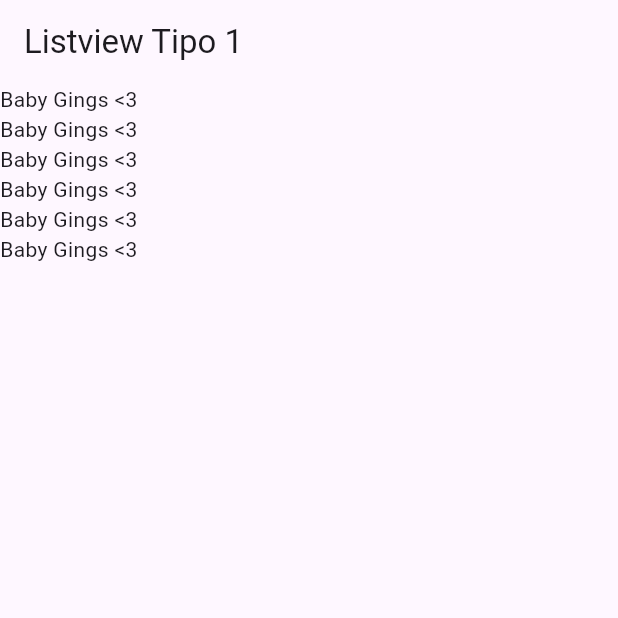
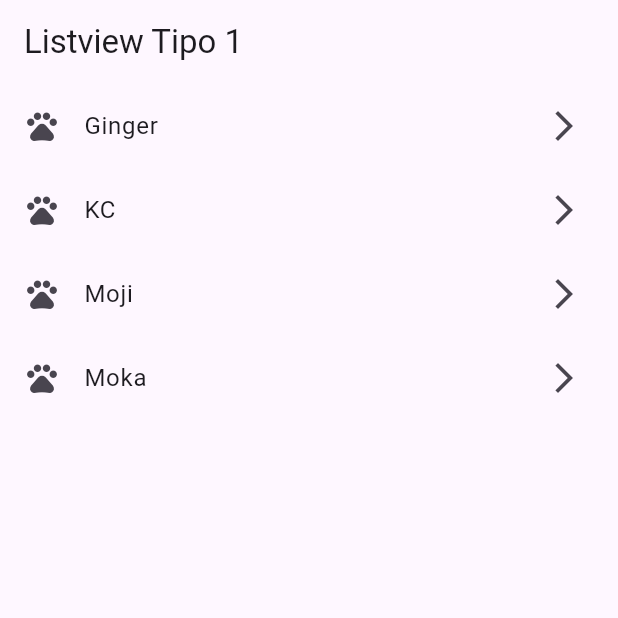
Before and after one commit to gnievap/course-components-flutter, a Flutter app: the screen it shows after launch, on a phone screen of 412 x 824 dp, the top half of it. Run offline on Flutter 3.47's test engine with Material 3 defaults, Android fonts, the phone set to English and light mode, and no system bars.

Commit message:
Creating ListTiles from a constant list

```diff
--- a/lib/screens/listview1_screen.dart
+++ b/lib/screens/listview1_screen.dart
@@ -3,6 +3,7 @@ import 'package:flutter/material.dart';
 class ListView1Screen extends StatelessWidget {
   const ListView1Screen({Key? key}) : super(key: key);
 
+  final options = const ['Ginger', 'KC', 'Moji', 'Moka'];
   @override
   Widget build(BuildContext context) {
     return Scaffold(
@@ -10,13 +11,19 @@ class ListView1Screen extends StatelessWidget {
         title: const Text('Listview Tipo 1'),
       ),
       body: ListView(
-        children: const [
-          Text('Baby Gings <3'),
-          Text('Baby Gings <3'),
-          Text('Baby Gings <3'),
-          Text('Baby Gings <3'),
-          Text('Baby Gings <3'),
-          Text('Baby Gings <3'),
+        children: [
+          ...options
+              .map((pet) => ListTile(
+                    leading: const Icon(Icons.pets),
+                    title: Text(pet),
+                    trailing: const Icon(Icons.arrow_forward_ios_outlined),
+                  ))
+              .toList(),
+
+          // ListTile(
+          //   leading: Icon(Icons.pets),
+          //   title: Text('Gings'),
+          // ),
         ],
       ),
     );
```
